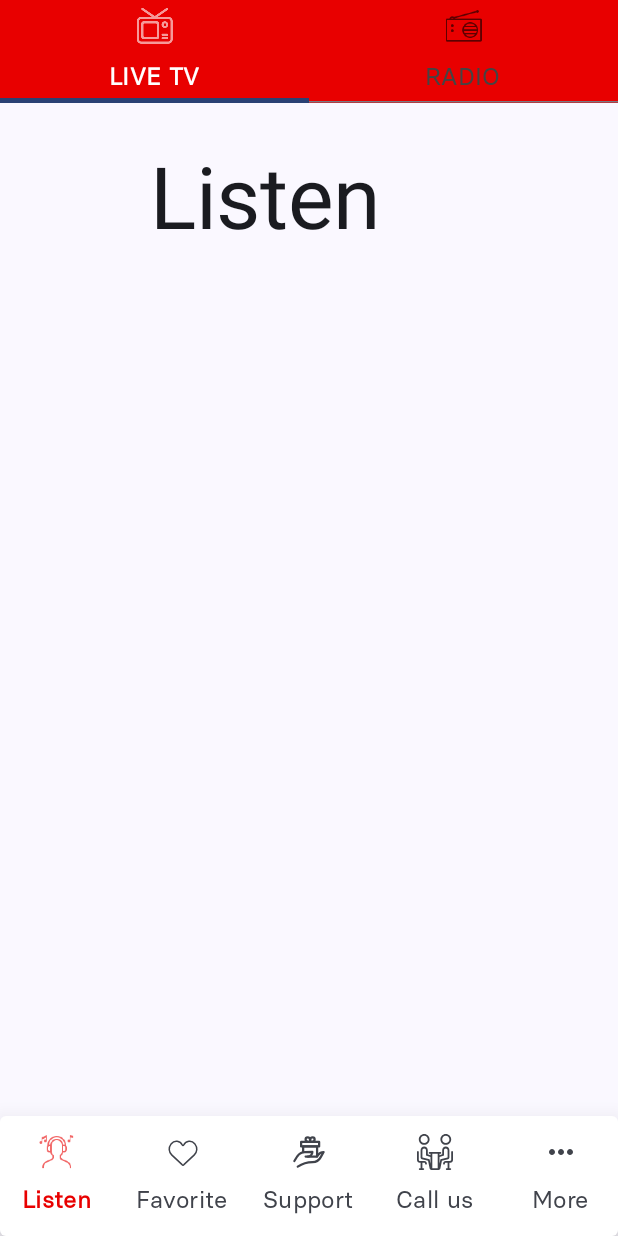
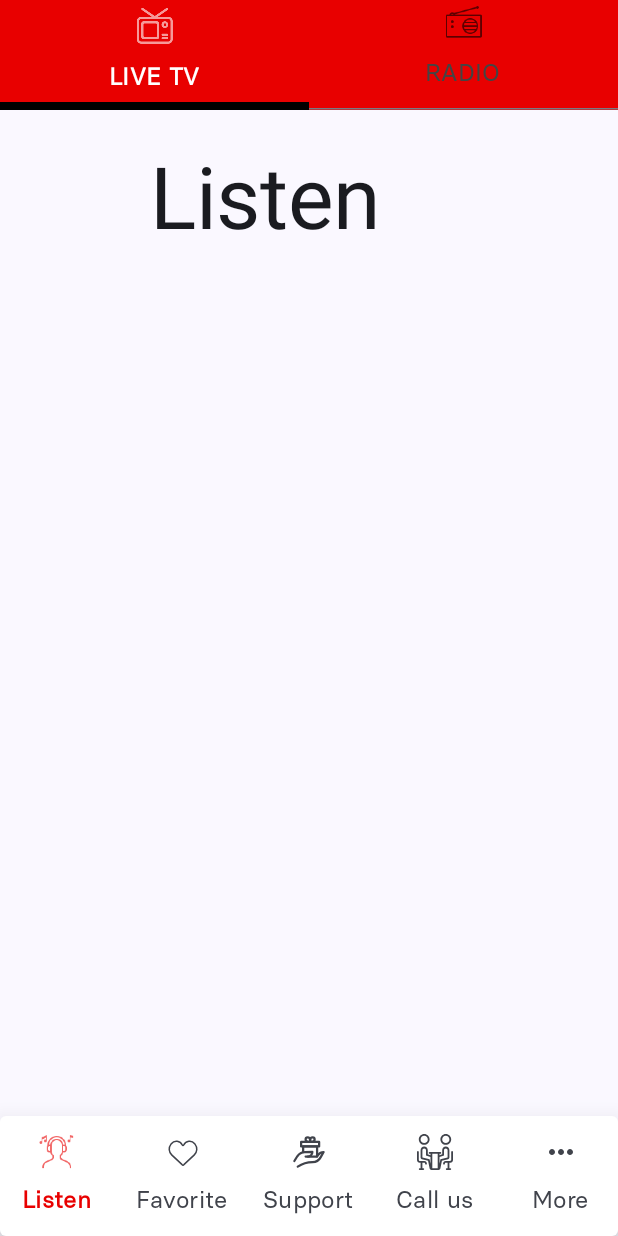
Before and after one commit to mozeago/Jetpack-Compose-YouTube-Studio-UI-from-Mobbin, an Android app built with Jetpack Compose: the screen it shows after launch (MainActivity), on a phone screen of 412 x 824 dp. Run offline under Robolectric (Android 15) with nearby library versions, the phone set to English and light mode, and no system bars.

Commit message:
updated README.md

```diff
--- a/app/src/main/java/com/mozeago/youtubestudio/ui/components/ListenTopTabRow.kt
+++ b/app/src/main/java/com/mozeago/youtubestudio/ui/components/ListenTopTabRow.kt
@@ -2,7 +2,9 @@ package com.mozeago.youtubestudio.ui.components
 
 import android.os.Build
 import androidx.annotation.RequiresApi
+import androidx.compose.foundation.background
 import androidx.compose.foundation.layout.Arrangement
+import androidx.compose.foundation.layout.Box
 import androidx.compose.foundation.layout.Column
 import androidx.compose.foundation.layout.Spacer
 import androidx.compose.foundation.layout.height
@@ -11,6 +13,7 @@ import androidx.compose.material3.Icon
 import androidx.compose.material3.MaterialTheme
 import androidx.compose.material3.Tab
 import androidx.compose.material3.TabRow
+import androidx.compose.material3.TabRowDefaults.tabIndicatorOffset
 import androidx.compose.material3.Text
 import androidx.compose.runtime.Composable
 import androidx.compose.runtime.mutableIntStateOf
@@ -36,7 +39,17 @@ fun ListenTopTabRow(modifier: Modifier = Modifier) {
         selectedTabIndex = selectedTabIndex.intValue,
         modifier = modifier
             .padding(bottom = 16.dp),
-        containerColor = Color(0XFFE80000)
+        containerColor = Color(0XFFE80000),
+        indicator = { indicator ->
+            if (selectedTabIndex.intValue < indicator.size) {
+                Box(
+                    modifier = Modifier
+                        .tabIndicatorOffset(indicator[selectedTabIndex.intValue])
+                        .height(5.dp)
+                        .background(Color.Black)
+                )
+            }
+        }
     ) {
         Tab(
             selected = true,
@@ -73,8 +86,8 @@ fun ListenTopTabRow(modifier: Modifier = Modifier) {
                         Font(R.font.basier_square_regular)
                     )
                 )
-                Spacer(modifier = Modifier.height(5.dp))
             }
+            Spacer(modifier = Modifier.height(10.dp))
         }
         Tab(
             selected = true,
@@ -87,6 +100,10 @@ fun ListenTopTabRow(modifier: Modifier = Modifier) {
                 Color.Black
             }
 
+        ) {
+            Column(
+                verticalArrangement = Arrangement.Center,
+                horizontalAlignment = Alignment.CenterHorizontally
             ) {
                 Icon(
                     painter = painterResource(id = R.drawable.ic_radio),
@@ -107,5 +124,7 @@ fun ListenTopTabRow(modifier: Modifier = Modifier) {
                     )
                 )
             }
+            Spacer(modifier = Modifier.height(10.dp))
         }
     }
+}
```
Also changed, not shown: 1 other file. Lines whose indentation alone changed are shown as unchanged.
